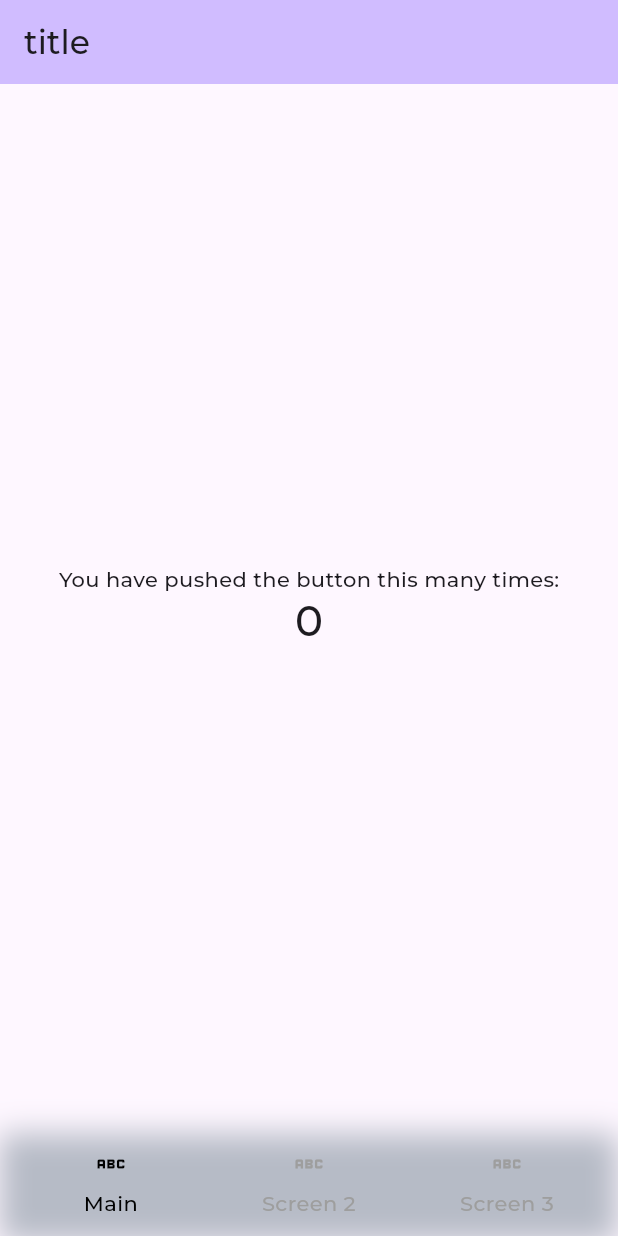
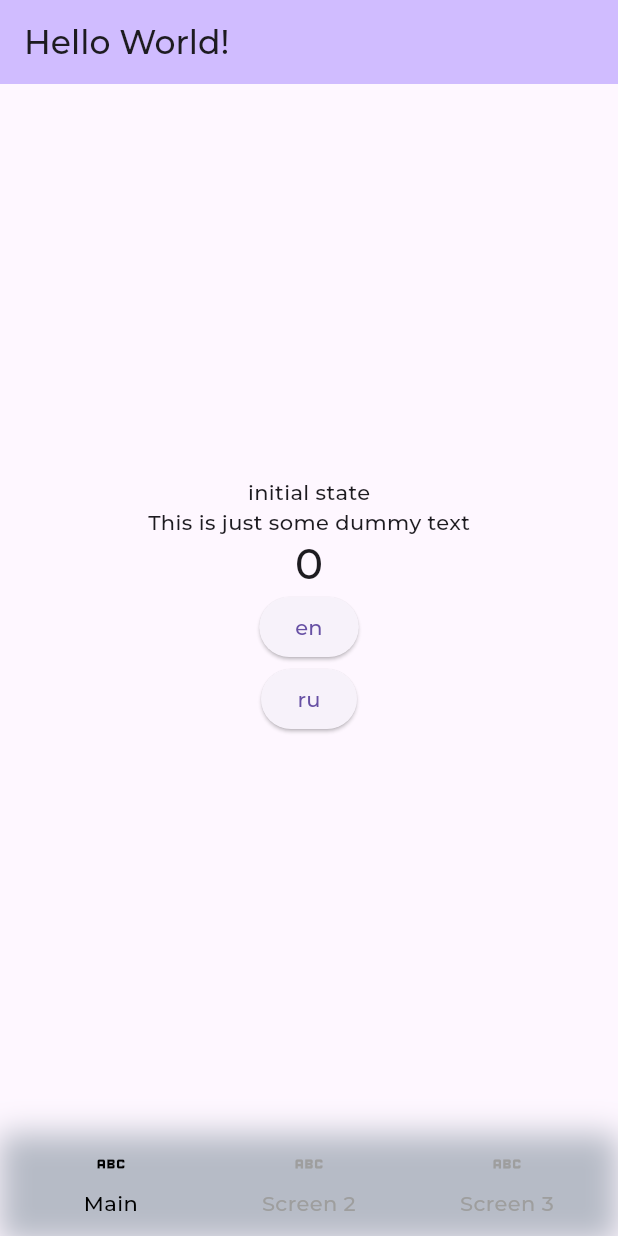
Before and after one commit to hegel42/news_app_grade, a Flutter app: the screen it shows after launch, on a phone screen of 412 x 824 dp. Run offline on Flutter 3.47's test engine with Material 3 defaults, Android fonts, the phone set to English and light mode, and no system bars; our stand-ins replace bloc, dio, flutter_bloc, pretty_dio_logger, shared_preferences; generated files the repository leaves out were written again; project files that could hold a hidden picture were left out.

Commit message:
in progress

```diff
--- /dev/null
+++ b/l10n.yaml
@@ -0,0 +1,4 @@
+arb-dir: lib/common/localization/arb
+template-arb-file: app_en.arb
+output-localization-file: app_localizations.dart
+nullable-getter: false
--- a/lib/app.dart
+++ b/lib/app.dart
@@ -1,8 +1,11 @@
 import 'package:flutter/material.dart';
 import 'package:flutter_bloc/flutter_bloc.dart';
+import 'package:flutter_localizations/flutter_localizations.dart';
 import 'common/bloc/app_main_bloc.dart';
+import 'common/localization/provider/locale_provider.dart';
 import 'common/main_theme/main_theme_data.dart';
 import 'screens/root_screen/feature.dart';
+import 'package:flutter_gen/gen_l10n/app_localizations.dart';
 
 class MainApp extends StatefulWidget {
   const MainApp({super.key});
@@ -18,6 +21,15 @@ class _MainAppState extends State<MainApp> {
   Widget build(BuildContext context) {
     return MaterialApp(
       debugShowCheckedModeBanner: false,
+      supportedLocales: AppLocalizations.supportedLocales,
+      // locale: ,
+      localizationsDelegates: const [
+        AppLocalizations.delegate,
+        GlobalMaterialLocalizations.delegate,
+        GlobalCupertinoLocalizations.delegate,
+        GlobalWidgetsLocalizations.delegate,
+      ],
+      locale: context.read<LocaleProvider>().locale,
       // navigatorKey: context.read<Repository>().alice.getNavigatorKey(),
       // localizationsDelegates: AppLocalizations.localizationsDelegates,
       // supportedLocales: [Locale('ru', "RU")],
--- a/lib/common/bloc/app_main_event.dart
+++ b/lib/common/bloc/app_main_event.dart
@@ -25,3 +25,7 @@ class NavigateToOtherScreenEvent extends MainBlocEvent {
   final String? onSecondNavigate;
   final bool withClearStack;
 }
+
+class ChangeAppLocale extends MainBlocEvent {}
+
+class GetAppLocale extends MainBlocEvent {}
--- a/lib/common/extensions/context_extension.dart
+++ b/lib/common/extensions/context_extension.dart
@@ -1,6 +1,9 @@
 import 'package:flutter/material.dart';
+import 'package:flutter_gen/gen_l10n/app_localizations.dart';
 
 extension MainContextExtension on BuildContext {
+  AppLocalizations get locale => AppLocalizations.of(this);
+
   ThemeData get theme => Theme.of(this);
 
   //Navigator
--- /dev/null
+++ b/lib/common/localization/arb/app_en.arb
@@ -0,0 +1,6 @@
+{
+    "@@locale": "en",
+    "language": "English",
+    "helloWorld": "Hello World!",
+    "centerText": "This is just some dummy text"
+  }
--- /dev/null
+++ b/lib/common/localization/locale_manager.dart
@@ -0,0 +1,23 @@
+import 'package:flutter/material.dart';
+import 'package:flutter_gen/gen_l10n/app_localizations.dart';
+import 'package:intl/intl.dart';
+
+import '../extensions/context_extension.dart';
+
+class LocaleManager {
+  AppLocalizations? locale;
+  String? _currentCountryCode;
+
+  AppLocalizations? getLocale() {
+    return locale;
+  }
+
+  void updateLocale(BuildContext context) {
+    locale = context.locale;
+    _currentCountryCode = Intl.defaultLocale;
+  }
+
+  String? getCurrentCountryCode() {
+    return _currentCountryCode;
+  }
+}
--- /dev/null
+++ b/lib/common/localization/provider/locale_provider.dart
@@ -0,0 +1,30 @@
+import 'package:flutter/material.dart';
+import 'package:flutter_gen/gen_l10n/app_localizations.dart';
+import 'package:provider/provider.dart';
+
+class LocaleProvider extends ChangeNotifier {
+  Locale _locale = const Locale('en');
+  Locale get locale => _locale;
+  void setLocale(Locale locale) {
+    if (!AppLocalizations.supportedLocales.contains(locale)) {
+      return;
+    }
+    _locale = locale;
+    notifyListeners();
+  }
+}
+
+// void changeStartLang() async {
+//     SharedPreferences prefs = await SharedPreferences.getInstance();
+//     String langCode = prefs.getString('lang');
+//     print(langCode);
+//     if (langCode != null) {
+//       emit(Locale(langCode, ''));
+//     }
+//   }
+
+//   void changeLang(context, String data) async {
+//     emit(Locale(data, ''));
+//     SharedPreferences prefs = await SharedPreferences.getInstance();
+//     await prefs.setString('lang', data);
+//   }
--- a/lib/screens/main_screen/src/bloc/home_screen_bloc.dart
+++ b/lib/screens/main_screen/src/bloc/home_screen_bloc.dart
@@ -6,11 +6,11 @@ part 'home_screen_event.dart';
 part 'home_screen_state.dart';
 
 class HomeScreenBloc extends Bloc<HomeScreenEvent, HomeScreenState> {
-
   HomeScreenBloc(this.repository) : super(HomeScreenInitial()) {
     on<FetchHotNews>((event, emit) {
       try {
         repository.homeRepo.getHotArticles();
+        emit(HomeScreenInitial());
       } catch (e) {
         print(e);
       }
--- a/lib/screens/main_screen/src/main_screen.dart
+++ b/lib/screens/main_screen/src/main_screen.dart
@@ -1,5 +1,8 @@
 import 'package:flutter/material.dart';
 import 'package:flutter_bloc/flutter_bloc.dart';
+import '../../../common/extensions/context_extension.dart';
+import '../../../common/localization/locale_manager.dart';
+import '../../../common/localization/provider/locale_provider.dart';
 import 'bloc/home_screen_bloc.dart';
 
 class MainScreen extends StatefulWidget {
@@ -22,18 +25,37 @@ class _MainScreenState extends State<MainScreen> {
         return Scaffold(
           appBar: AppBar(
             backgroundColor: Theme.of(context).colorScheme.inversePrimary,
-            title: const Text('title'),
+            title: Text(context.locale.helloWorld),
           ),
           body: Center(
             child: Column(
               mainAxisAlignment: MainAxisAlignment.center,
               children: <Widget>[
-                const Text(
-                  'You have pushed the button this many times:',
+                if (state is HomeScreenInitial) Text('initial state'),
+                Text(
+                  context.locale.centerText,
                 ),
                 Text(
                   '$_counter',
                   style: Theme.of(context).textTheme.headlineMedium,
+                ),
+                ElevatedButton(
+                  onPressed: () {
+                    // context.read<LocaleManager>().updateLocale(context);
+                    context.read<LocaleProvider>().setLocale(
+                          Locale('en'),
+                        );
+                  },
+                  child: Text('en'),
+                ),
+                ElevatedButton(
+                  onPressed: () {
+                    // context.read<LocaleManager>().updateLocale(context);
+                    context.read<LocaleProvider>().setLocale(
+                          Locale('ru'),
+                        );
+                  },
+                  child: Text('ru'),
                 ),
               ],
             ),
```
Also changed, not shown: lib/common/bloc/app_main_bloc.dart (+16 -0 lines), lib/common/localization/arb/app_ru.arb (added, +7 -0 lines), lib/main.dart (+14 -6 lines).
